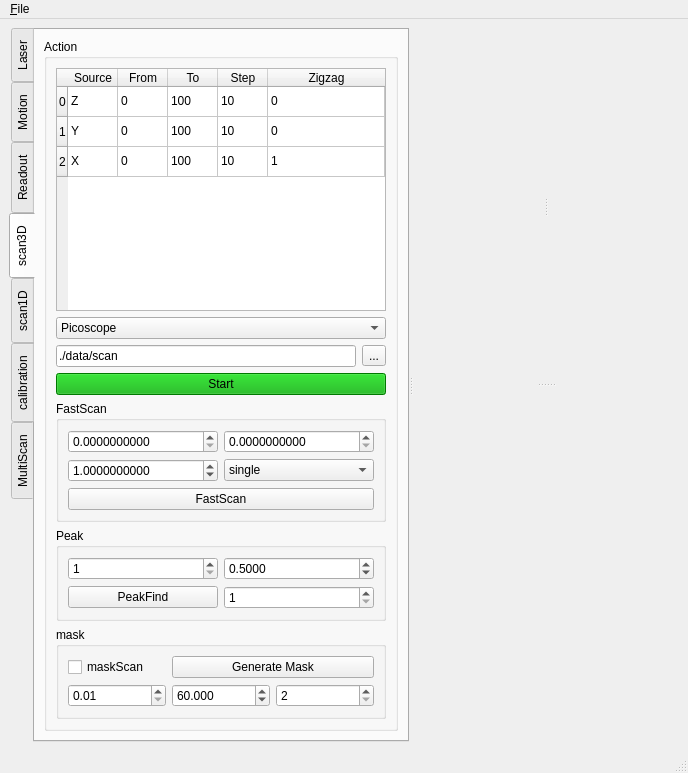
This is microV.ui in xkronosua/microV as Qt 5 draws it before an edit. The edited form follows.
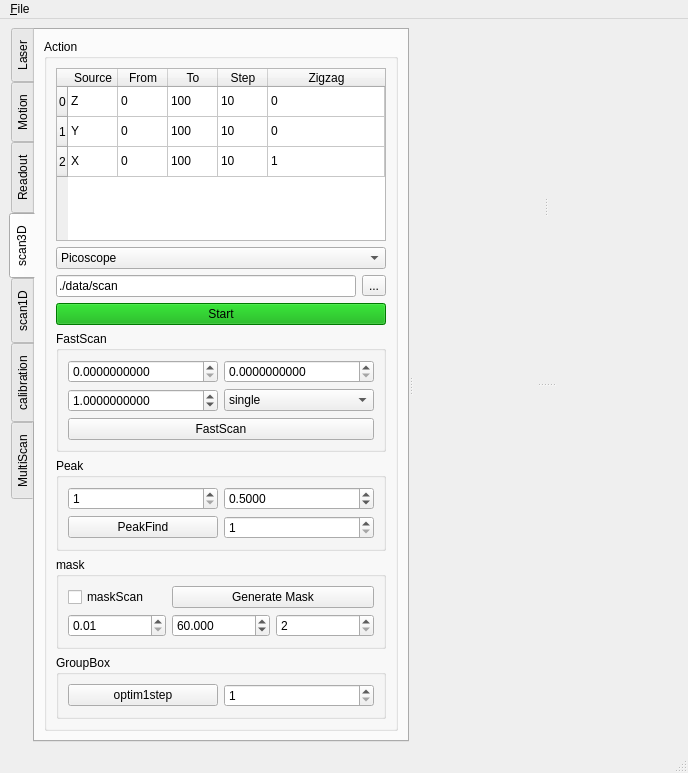
This is the edited form. The open tabs and pages were chosen to show the change.

```diff
--- a/microV.ui
+++ b/microV.ui
@@ -2038,6 +2038,32 @@
               </layout>
              </widget>
             </item>
+            <item>
+             <widget class="QGroupBox" name="groupBox_18">
+              <property name="title">
+               <string>GroupBox</string>
+              </property>
+              <layout class="QGridLayout" name="gridLayout_26">
+               <item row="0" column="0">
+                <widget class="QPushButton" name="optim1step">
+                 <property name="text">
+                  <string>optim1step</string>
+                 </property>
+                </widget>
+               </item>
+               <item row="0" column="1">
+                <widget class="QSpinBox" name="optim1step_n">
+                 <property name="minimum">
+                  <number>1</number>
+                 </property>
+                 <property name="maximum">
+                  <number>100</number>
+                 </property>
+                </widget>
+               </item>
+              </layout>
+             </widget>
+            </item>
            </layout>
           </widget>
          </item>
```
Left out of the diff: 2 changed lines with no effect on the pictures.
